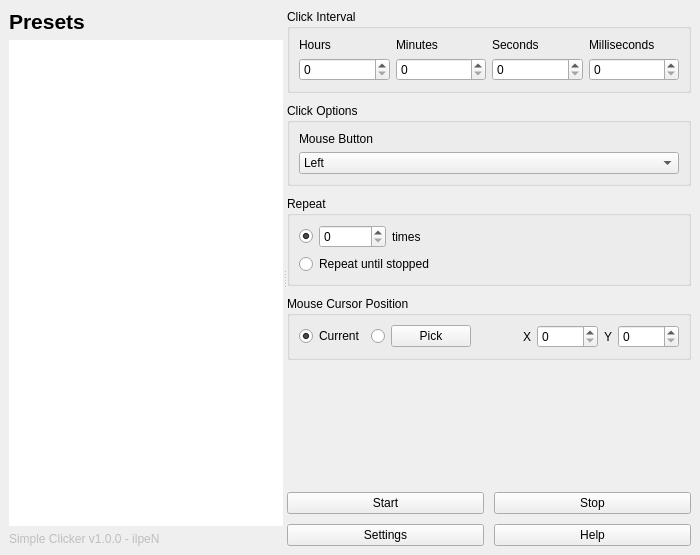
Before: the Qt Designer form mainwindow.ui in ilpenSE/simpleclicker, drawn with Qt 5.
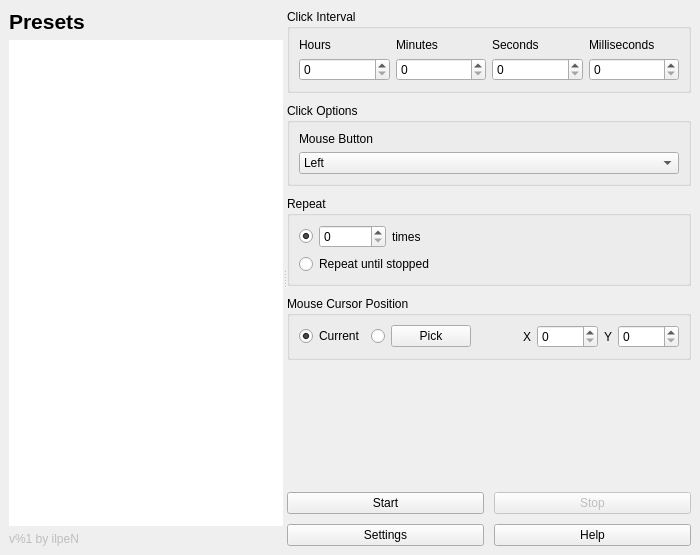
After: the same form once the commit is applied. Icons and pictures are not drawn.

Commit message: Minor changes, click engine has simple implementation

The edit to the form file:
```diff
--- a/mainwindow.ui
+++ b/mainwindow.ui
@@ -115,7 +115,7 @@
            <bool>false</bool>
           </property>
           <property name="text">
-           <string>Simple Clicker v1.0.0 - ilpeN</string>
+           <string>v%1 by ilpeN</string>
           </property>
          </widget>
         </item>
@@ -409,6 +409,9 @@
             </item>
             <item>
              <widget class="QPushButton" name="stopButton">
+              <property name="enabled">
+               <bool>false</bool>
+              </property>
               <property name="text">
                <string>Stop</string>
               </property>
```
Left out of the diff: 8 changed lines with no effect on the pictures. The commit also changes 9 other files.
